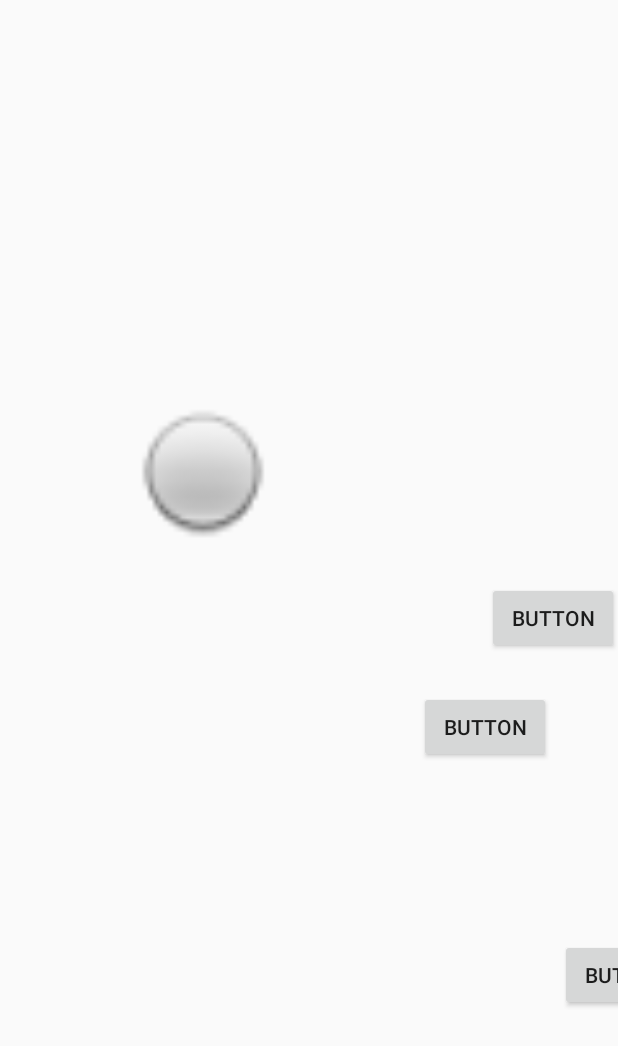
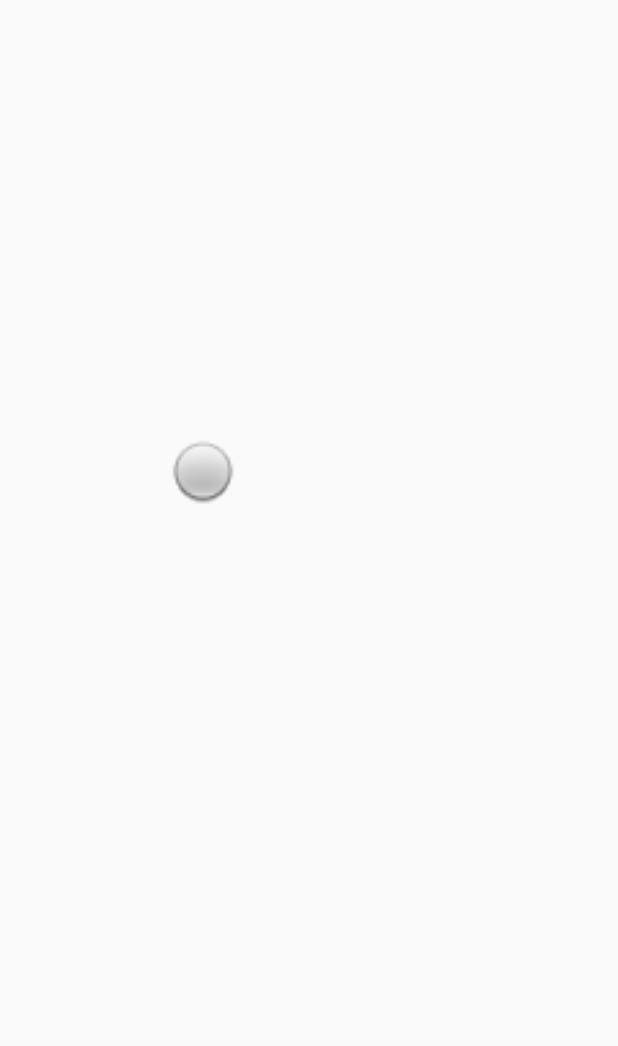
Before and after one commit to BigBrownAfro/AndroidGame, an Android app: the CharacterSelectController screen opened directly, with no data from a screen before it, after a tap on "Choose This Character", on a phone screen of 412 x 824 dp. Shown: the top 1046 px of the screen. Run offline under Robolectric (Android 15) with nearby library versions, the phone set to English and light mode, and no system bars.

Commit message:
Controls now move the player, added animations for left and right movement, acceleration is a thing, and mario is the new placeholder image.

```diff
--- a/app/src/main/java/com/example/jacobgraves/myapplication/GameController.kt
+++ b/app/src/main/java/com/example/jacobgraves/myapplication/GameController.kt
@@ -7,26 +7,37 @@ import android.view.View
 import android.widget.ImageView
 import com.example.jacobgraves.myapplication.model.Engine
 import kotlinx.android.synthetic.main.game_view.*
-import kotlinx.android.synthetic.main.main_menu_view.*
 import java.util.*
 import kotlin.concurrent.schedule
 
 class GameController : AppCompatActivity() {
     lateinit var gameEngine: Engine
     var timer = Timer()
-    lateinit var image: ImageView
+    lateinit var joystickListener:View.OnTouchListener
+    var timerSetup = false
+    var tempImageResource = 0
 
     override fun onCreate(savedInstanceState: Bundle?) {
         super.onCreate(savedInstanceState)
         setContentView(R.layout.game_view)
 
         runInitSetup()
+    }
 
-        println("x " + image.x)
-        println("y " + image.y)
 
-        var listener = View.OnTouchListener(function = { view, motionEvent ->
+    fun runInitSetup() {
+        gameEngine = Engine(intent.getStringExtra("name"))
+        timer.schedule(1,16) {
+            update()
+        }
+        setupImages()
+        setupButtons()
+        setupListeners()
+        println("Init Game Setup Complete")
+    }
 
+    fun setupListeners(){
+        joystickListener = View.OnTouchListener(function = { view, motionEvent ->
 
             if (motionEvent.action == MotionEvent.ACTION_MOVE) {
 
@@ -44,54 +55,25 @@ class GameController : AppCompatActivity() {
                 if (view.x > 600F){
                     view.x = 600F
                 }
-
             }
-
             true
-
         })
-
-
-        joystickImageView.setOnTouchListener(listener)
-
-
-
-    }
-
-
-    fun runInitSetup() {
-        gameEngine = Engine(intent.getStringExtra("name"))
-        timer.schedule(1,16) {
-            update()
-
-        }
-        setupImages()
-        println("Init Game Setup Complete")
-
-        moveUpButton.setOnClickListener {
-            playerMoveUp()
-        }
-        moveDownButton.setOnClickListener {
-            playerMoveDown()
-        }
-        moveRightButton.setOnClickListener {
-            playerMoveRight()
-        }
-        moveLeftButton.setOnClickListener() {
-            playerMoveLeft()
-        }
-    }
-
-    fun runSetup() {
-
-        timer.schedule(1,16) {
-            gameEngine.update()
-        }
-        println("Regular Game Setup Complete")
+        joystickImage.setOnTouchListener(joystickListener)
     }
 
     fun setupImages(){
-        image = charimageView
+        playerImage.setImageResource(gameEngine.player.image)
+        playerImage.scaleX = .5f
+        playerImage.scaleY = .5f
+        playerImage.x = gameEngine.player.getXPosition()
+        playerImage.y = gameEngine.player.getYPosition()
+
+        joystickImage.scaleX = .5f
+        joystickImage.scaleY = .5f
+    }
+
+    fun setupButtons(){
+
     }
 
     override fun onBackPressed() {
@@ -101,35 +83,41 @@ class GameController : AppCompatActivity() {
     }
 
     fun update(){
-        gameEngine.update()
-
-        if (joystickImageView.x > 500){
-            playerMoveRight()
-        }
-        if (joystickImageView.x < 0){
-            playerMoveLeft()
-        }
-        if (joystickImageView.y > 800){
-            playerMoveDown()
-        }
-        if (joystickImageView.y < 400){
-            playerMoveUp()
-        }
-       // image.x = gameEngine.imageX
-       // image.y = gameEngine.imageY
-    }
-    fun playerMoveUp(){
-        image.y = image.y - 10
-    }
-    fun playerMoveDown(){
-        image.y = image.y + 10
-    }
-    fun playerMoveRight(){
-        image.x = image.x + 10
-    }
-    fun playerMoveLeft(){
-        image.x = image.x - 10
+        runOnUiThread(Runnable() {
+            run() {
+                gameEngine.update()
+                movePlayer()
+                updateImages()
+            }
+        });
     }
 
+    fun movePlayer(){
+        if (joystickImage.y < 400){
+            gameEngine.player.moveUp()
+        }
+        if (joystickImage.y > 800){
+            gameEngine.player.moveDown()
+        }
+        if (joystickImage.x < 0){
+            gameEngine.player.moveLeft()
+        }
+        if (joystickImage.x > 500){
+            gameEngine.player.moveRight()
+        }
+        playerImage.x = gameEngine.player.getXPosition()
+        playerImage.y = gameEngine.player.getYPosition()
+    }
 
+    fun updateImages(){
+        tempImageResource = gameEngine.player.image
+        if (tempImageResource < 0){
+            tempImageResource *= -1
+            playerImage.setImageResource(tempImageResource)
+            playerImage.rotationY = 180f
+        }else{
+            playerImage.rotationY = 0f
+            playerImage.setImageResource(gameEngine.player.image)
+        }
+    }
 }
--- a/app/src/main/java/com/example/jacobgraves/myapplication/MainMenuController.kt
+++ b/app/src/main/java/com/example/jacobgraves/myapplication/MainMenuController.kt
@@ -7,8 +7,6 @@ import com.example.jacobgraves.myapplication.model.Player
 import kotlinx.android.synthetic.main.main_menu_view.*
 
 class MainMenuController : AppCompatActivity() {
-
-    var hi = 1
 
     override fun onCreate(savedInstanceState: Bundle?) {
         super.onCreate(savedInstanceState)
--- a/app/src/main/java/com/example/jacobgraves/myapplication/model/Engine.kt
+++ b/app/src/main/java/com/example/jacobgraves/myapplication/model/Engine.kt
@@ -1,27 +1,50 @@
 package com.example.jacobgraves.myapplication.model
+
+import com.example.jacobgraves.myapplication.R
 
 class Engine {
     var player: Player
     var frameCount: Int
-    var imageX: Float
-    var imageY: Float
 
     constructor(name:String){
         player = Player(name)
-        frameCount = 60
-        imageX = 0.0F
-        imageY = 0.0F
+        frameCount = 0
     }
 
     fun update(){
-        if (frameCount == 1){
-            println("It's been 60 frames")
-            frameCount = 61
+        if (frameCount == 60){
+            //println("It's been 60 frames")
+            frameCount = 0
         }
+        if (frameCount % 10 == 0){
+            updateAnimations()
+        }
+        frameCount += 1
 
-       // imageX += 1F
-       // imageY += 1F
+        player.decelerate()
+    }
 
-        frameCount -= 1
+    fun checkHitboxes(){
+
+    }
+
+    fun updateAnimations(){
+        if(player.accelerationX > 0){
+            player.image = player.moveRightAnimationSet[player.animationCounter]
+            player.animationCounter += 1
+            if (player.animationCounter == player.moveRightAnimationSet.size){
+                player.animationCounter = 0
+            }
+        }
+        if(player.accelerationX < 0){
+            player.image = player.moveLeftAnimationSet[player.animationCounter]
+            player.animationCounter += 1
+            if (player.animationCounter == player.moveLeftAnimationSet.size){
+                player.animationCounter = 0
+            }
+        }
+        if(player.accelerationX == 0f){
+            player.image = R.drawable.mario_stand
+        }
     }
 }
--- a/app/src/main/java/com/example/jacobgraves/myapplication/model/Player.kt
+++ b/app/src/main/java/com/example/jacobgraves/myapplication/model/Player.kt
@@ -1,36 +1,45 @@
 package com.example.jacobgraves.myapplication.model
+
+import com.example.jacobgraves.myapplication.R
 
 class Player{
     var name :String
     private var healthValue :Int = 0
     private var attackValue :Int = 0
-    private var movementSpeed :Double = 0.0
-    private var xPosition :Double = 0.0
-    private var yPosition :Double = 0.0
+    private var movementSpeed :Float = 0.0f
+    var accelerationX:Float = 0.0f
+    var accelerationY:Float = 0.0f
+    private var xPosition :Float = 0.0f
+    private var yPosition :Float = 0.0f
+    var image = R.drawable.isaac
+    lateinit var moveLeftAnimationSet:IntArray
+    lateinit var moveRightAnimationSet:IntArray
+    var animationCounter:Int = 0
 
     constructor(characterName: String){
         name = characterName
         if (name == "Dead Guy"){
             setHealthValue(-100)
             setAttackValue(1000)
-            setMovementSpeed(1.0)
+            setMovementSpeed(1.0f)
         }else if(name == "Reggie"){
             setHealthValue(3)
             setAttackValue(1)
-            setMovementSpeed(1.5)
+            setMovementSpeed(1.5f)
         }else if(name == "Frank"){
             setHealthValue(2)
             setAttackValue(2)
-            setMovementSpeed(2.0)
+            setMovementSpeed(2.0f)
         }
         else if(name == "Psychomantis") {
             setHealthValue(1)
             setAttackValue(3)
-            setMovementSpeed(1.5)
+            setMovementSpeed(1.5f)
         }
-        setXPosition(50.0)
-        setYPosition(50.0)
+        setXPosition(50.0f)
+        setYPosition(50.0f)
 
+        assignPictures(characterName)
     }
 
 
@@ -51,25 +60,25 @@ class Player{
         }
     }
 
-    fun setMovementSpeed(x: Double){
+    fun setMovementSpeed(x: Float){
         if (x < 0){
-            movementSpeed = 0.0
+            movementSpeed = 0.0f
         }else{
             movementSpeed = x
         }
     }
 
-    fun setXPosition(x: Double){
+    fun setXPosition(x: Float){
         if (x < 0){
-            xPosition = 0.0
+            xPosition = 0.0f
         }else{
             xPosition = x
         }
     }
 
-    fun setYPosition (x: Double){
+    fun setYPosition (x: Float){
         if (x < 0){
-            yPosition = 0.0
+            yPosition = 0.0f
         }else{
             yPosition = x
         }
@@ -85,17 +94,78 @@ class Player{
         return healthValue
     }
 
-    fun getMovementSpeed(): Double{
+    fun getMovementSpeed(): Float{
         return movementSpeed
     }
 
-    fun getXPosition(): Double{
+    fun getXPosition(): Float{
         return xPosition
     }
 
-    fun getYPosition (): Double{
+    fun getYPosition (): Float{
         return yPosition
     }
 
+//Other Stuff------------------------
 
+    fun assignPictures(name:String){
+        if(name.equals("Reggie")){
+            image = R.drawable.mario_peace
+            moveLeftAnimationSet = IntArray(3)
+            moveLeftAnimationSet[0] = R.drawable.mario_stand
+            moveLeftAnimationSet[1] = R.drawable.mario_run_1
+            moveLeftAnimationSet[2] = R.drawable.mario_run_2
+            moveRightAnimationSet = IntArray(3)
+            moveRightAnimationSet[0] = (-1) * R.drawable.mario_stand
+            moveRightAnimationSet[1] = (-1) * R.drawable.mario_run_1
+            moveRightAnimationSet[2] = (-1) * R.drawable.mario_run_2
+        }else{
+            image = R.drawable.isaac
+        }
+    }
+
+    fun moveUp(){
+        accelerationY -= 2f * movementSpeed;
+        if (accelerationY < (-1f) * 7f * movementSpeed){
+            accelerationY = (-1f) * 7f * movementSpeed
+        }
+        yPosition += accelerationY;
+    }
+
+    fun moveDown(){
+        accelerationY += 2f * movementSpeed;
+        if (accelerationY > 7f * movementSpeed){
+            accelerationY = 7f * movementSpeed
+        }
+        yPosition += accelerationY;
+    }
+
+    fun moveLeft(){
+        accelerationX -= 2f * movementSpeed;
+        if (accelerationX < (-1f) * 7f * movementSpeed){
+            accelerationX = (-1f) * 7f * movementSpeed
+        }
+        xPosition += accelerationX;
+    }
+
+    fun moveRight(){
+        accelerationX += 2f * movementSpeed;
+        if (accelerationX > 7f * movementSpeed){
+            accelerationX = 7f * movementSpeed
+        }
+        xPosition += accelerationX;
+    }
+
+    fun decelerate(){
+        if (accelerationX < 0) {
+            accelerationX += movementSpeed
+        }else {if (accelerationX > 0){
+            accelerationX -= movementSpeed
+        }}
+        if (accelerationY < 0){
+            accelerationY += movementSpeed
+        }else {if (accelerationY > 0){
+            accelerationY -= movementSpeed
+        }}
+    }
 }
--- a/app/src/main/res/layout/character_select_view.xml
+++ b/app/src/main/res/layout/character_select_view.xml
@@ -33,5 +33,5 @@
         app:layout_constraintEnd_toEndOf="parent"
         app:layout_constraintStart_toStartOf="parent"
         app:layout_constraintTop_toTopOf="parent"
-        app:srcCompat="@drawable/isaac" />
+        app:srcCompat="@drawable/mario_peace" />
 </android.support.constraint.ConstraintLayout>
--- a/app/src/main/res/layout/game_view.xml
+++ b/app/src/main/res/layout/game_view.xml
@@ -7,80 +7,21 @@
     android:layout_height="match_parent">
 
     <ImageView
-        android:id="@+id/charimageView"
+        android:id="@+id/playerImage"
         android:layout_width="163dp"
         android:layout_height="167dp"
         app:srcCompat="@android:drawable/btn_star_big_on"
         tools:layout_editor_absoluteX="165dp"
         tools:layout_editor_absoluteY="31dp" />
 
-    <Button
-        android:id="@+id/moveUpButton"
-        android:layout_width="wrap_content"
-        android:layout_height="wrap_content"
-        android:layout_marginStart="227dp"
-        android:layout_marginTop="181dp"
-        android:layout_marginEnd="66dp"
-        android:layout_marginBottom="182dp"
-        android:text="Button"
-        app:layout_constraintBottom_toBottomOf="parent"
-        app:layout_constraintEnd_toEndOf="parent"
-        app:layout_constraintStart_toEndOf="@+id/charimageView"
-        app:layout_constraintTop_toTopOf="parent" />
-
-    <Button
-        android:id="@+id/moveDownButton"
-        android:layout_width="wrap_content"
-        android:layout_height="wrap_content"
-        android:layout_marginStart="227dp"
-        android:layout_marginTop="87dp"
-        android:layout_marginEnd="17dp"
-        android:layout_marginBottom="47dp"
-        android:text="Button"
-        app:layout_constraintBottom_toBottomOf="parent"
-        app:layout_constraintEnd_toStartOf="@+id/moveRightButton"
-        app:layout_constraintStart_toEndOf="@+id/charimageView"
-        app:layout_constraintTop_toBottomOf="@+id/moveUpButton" />
-
-    <Button
-        android:id="@+id/moveLeftButton"
-        android:layout_width="wrap_content"
-        android:layout_height="wrap_content"
-        android:layout_marginStart="116dp"
-        android:layout_marginTop="254dp"
-        android:layout_marginEnd="85dp"
-        android:layout_marginBottom="109dp"
-        android:text="Button"
-        app:layout_constraintBottom_toBottomOf="parent"
-        app:layout_constraintEnd_toStartOf="@+id/moveRightButton"
-        app:layout_constraintStart_toEndOf="@+id/charimageView"
-        app:layout_constraintTop_toTopOf="parent" />
-
-    <Button
-        android:id="@+id/moveRightButton"
-        android:layout_width="wrap_content"
-        android:layout_height="wrap_content"
-        android:layout_marginStart="8dp"
-        android:layout_marginTop="25dp"
-        android:layout_marginEnd="16dp"
-        android:layout_marginBottom="14dp"
-        android:text="Button"
-        app:layout_constraintBottom_toTopOf="@+id/moveDownButton"
-        app:layout_constraintEnd_toEndOf="parent"
-        app:layout_constraintStart_toEndOf="@+id/moveLeftButton"
-        app:layout_constraintTop_toBottomOf="@+id/moveUpButton" />
-
     <ImageView
-        android:id="@+id/joystickImageView"
+        android:id="@+id/joystickImage"
         android:layout_width="100dp"
         android:layout_height="100dp"
         android:layout_marginStart="85dp"
         android:layout_marginTop="264dp"
-        android:layout_marginEnd="260dp"
         android:layout_marginBottom="47dp"
         app:layout_constraintBottom_toBottomOf="parent"
-        app:layout_constraintEnd_toStartOf="@+id/moveLeftButton"
-        app:layout_constraintHorizontal_bias="0.0"
         app:layout_constraintStart_toStartOf="parent"
         app:layout_constraintTop_toTopOf="parent"
         app:layout_constraintVertical_bias="0.0"
```
Also changed, not shown: app/src/main/res/drawable/mario_peace.png (added), app/src/main/res/drawable/mario_run_1.png (added), app/src/main/res/drawable/mario_run_2.png (added), app/src/main/res/drawable/mario_stand.png (added).
